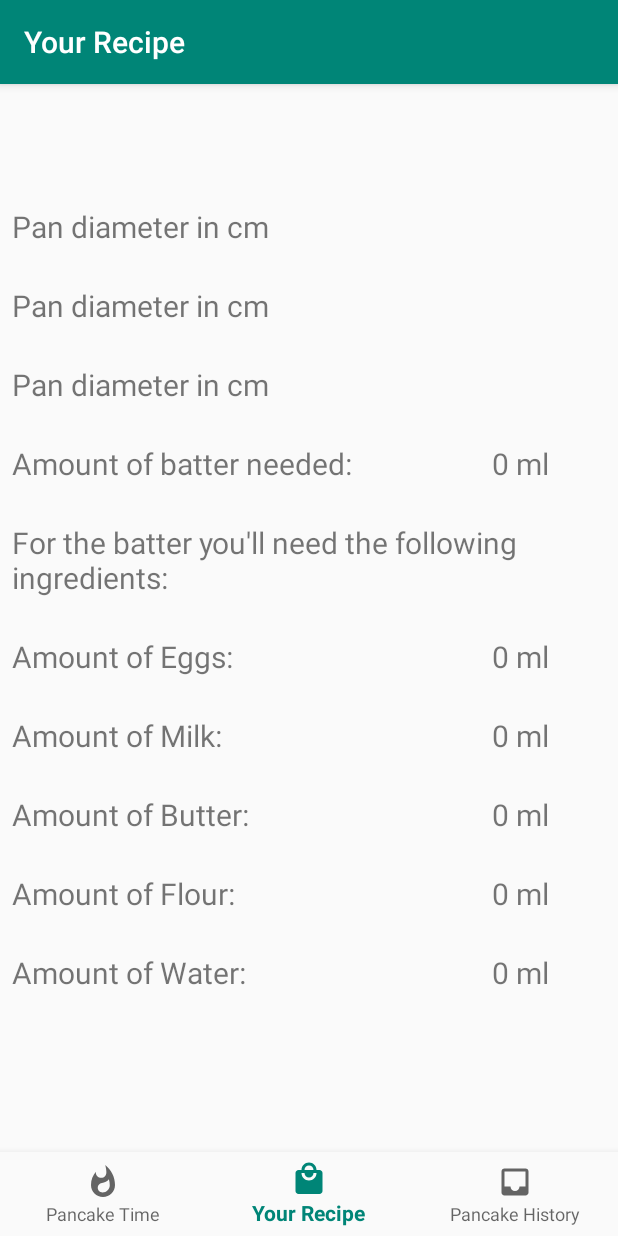
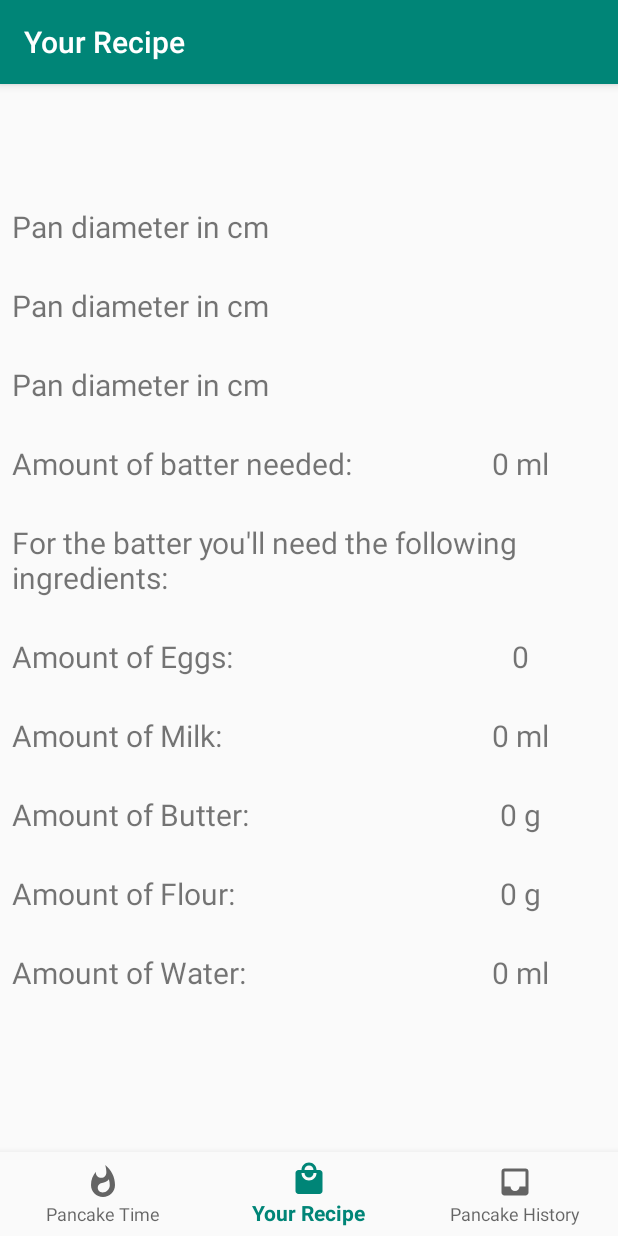
Before and after one commit to theothies/Perfect-Pancakes, an Android app: the DashboardFragment screen opened through its navigation route, on a phone screen of 412 x 824 dp. Run offline under Robolectric (Android 15) with nearby library versions, the phone set to English and light mode, and no system bars; our stand-ins replace navigation-ui.

```diff
--- a/app/src/main/res/layout/fragment_dashboard.xml
+++ b/app/src/main/res/layout/fragment_dashboard.xml
@@ -126,15 +126,15 @@
 
             <TextView
                 android:id="@+id/text_batter_result"
-            android:layout_weight="0.3"
                 android:layout_width="0dp"
                 android:layout_height="wrap_content"
                 android:layout_marginStart="8dp"
                 android:layout_marginTop="10dp"
                 android:layout_marginEnd="8dp"
+                android:layout_weight="0.3"
+                android:text="@string/result_starting_ml"
                 android:textAlignment="center"
-            android:textSize="20sp"
-            android:text="@string/result_starting"/>
+                android:textSize="20sp" />
         </LinearLayout>
 
         <LinearLayout
@@ -181,15 +181,15 @@
 
             <TextView
                 android:id="@+id/text_eggs_result"
-                android:layout_weight="0.3"
                 android:layout_width="0dp"
                 android:layout_height="wrap_content"
                 android:layout_marginStart="8dp"
                 android:layout_marginTop="10dp"
                 android:layout_marginEnd="8dp"
+                android:layout_weight="0.3"
+                android:text="@string/result_starting_null"
                 android:textAlignment="center"
-                android:textSize="20sp"
-                android:text="@string/result_starting"/>
+                android:textSize="20sp" />
         </LinearLayout>
 
         <LinearLayout
@@ -214,15 +214,15 @@
 
             <TextView
                 android:id="@+id/text_milk_result"
-                android:layout_weight="0.3"
                 android:layout_width="0dp"
                 android:layout_height="wrap_content"
                 android:layout_marginStart="8dp"
                 android:layout_marginTop="10dp"
                 android:layout_marginEnd="8dp"
+                android:layout_weight="0.3"
+                android:text="@string/result_starting_ml"
                 android:textAlignment="center"
-                android:textSize="20sp"
-                android:text="@string/result_starting"/>
+                android:textSize="20sp" />
         </LinearLayout>
 
         <LinearLayout
@@ -247,15 +247,15 @@
 
             <TextView
                 android:id="@+id/text_butter_result"
-                android:layout_weight="0.3"
                 android:layout_width="0dp"
                 android:layout_height="wrap_content"
                 android:layout_marginStart="8dp"
                 android:layout_marginTop="10dp"
                 android:layout_marginEnd="8dp"
+                android:layout_weight="0.3"
+                android:text="@string/result_starting_g"
                 android:textAlignment="center"
-                android:textSize="20sp"
-                android:text="@string/result_starting"/>
+                android:textSize="20sp" />
         </LinearLayout>
 
         <LinearLayout
@@ -280,15 +280,15 @@
 
             <TextView
                 android:id="@+id/text_flour_result"
-                android:layout_weight="0.3"
                 android:layout_width="0dp"
                 android:layout_height="wrap_content"
                 android:layout_marginStart="8dp"
                 android:layout_marginTop="10dp"
                 android:layout_marginEnd="8dp"
+                android:layout_weight="0.3"
+                android:text="@string/result_starting_g"
                 android:textAlignment="center"
-                android:textSize="20sp"
-                android:text="@string/result_starting"/>
+                android:textSize="20sp" />
         </LinearLayout>
 
         <LinearLayout
@@ -313,15 +313,15 @@
 
             <TextView
                 android:id="@+id/text_water_result"
-                android:layout_weight="0.3"
                 android:layout_width="0dp"
                 android:layout_height="wrap_content"
                 android:layout_marginStart="8dp"
                 android:layout_marginTop="10dp"
                 android:layout_marginEnd="8dp"
+                android:layout_weight="0.3"
+                android:text="@string/result_starting_ml"
                 android:textAlignment="center"
-                android:textSize="20sp"
-                android:text="@string/result_starting"/>
+                android:textSize="20sp" />
         </LinearLayout>
     </LinearLayout>
 </androidx.constraintlayout.widget.ConstraintLayout>
--- a/app/src/main/res/values/strings.xml
+++ b/app/src/main/res/values/strings.xml
@@ -5,7 +5,9 @@
     <string name="title_notifications">Pancake History</string>
     <string name="result_batter_description">Amount of batter needed:</string>
     <string name="result_batter_ingredients">For the batter you\'ll need the following ingredients:</string>
-    <string name="result_starting">0 ml</string>
+    <string name="result_starting_ml">0 ml</string>
+    <string name="result_starting_g">0 g</string>
+    <string name="result_starting_null">0</string>
     <string name="result_eggs_description">Amount of Eggs:</string>
     <string name="result_milk_description">Amount of Milk:</string>
     <string name="result_butter_description">Amount of Butter:</string>
```
Also changed, not shown: app/src/main/java/com/example/perfectpancakes/ui/home/HomeFragment.java (+6 -9 lines), app/src/main/res/layout/fragment_home.xml (+0 -13 lines). Lines whose indentation alone changed are shown as unchanged.
